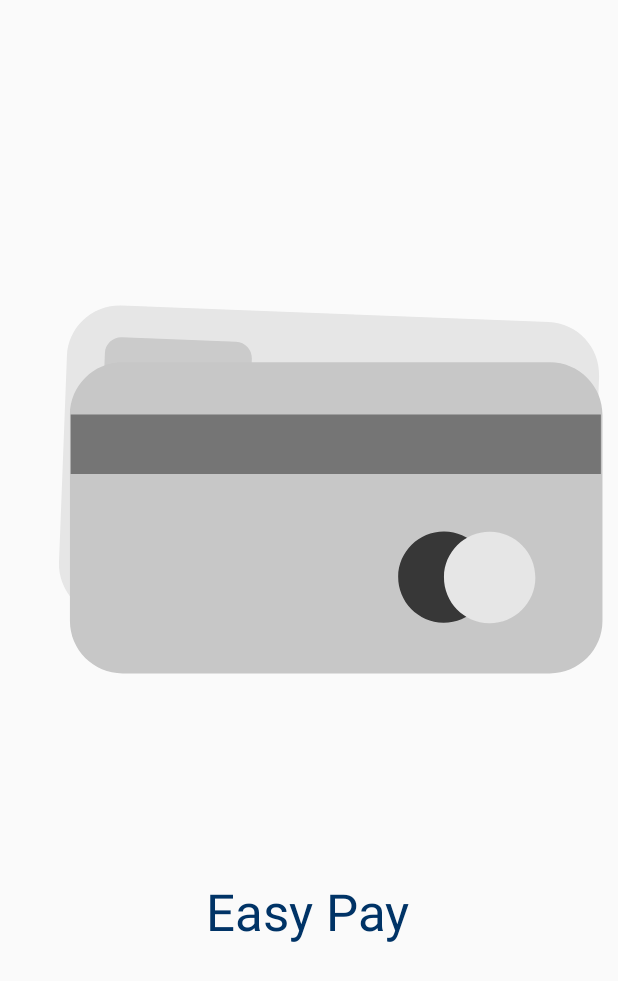
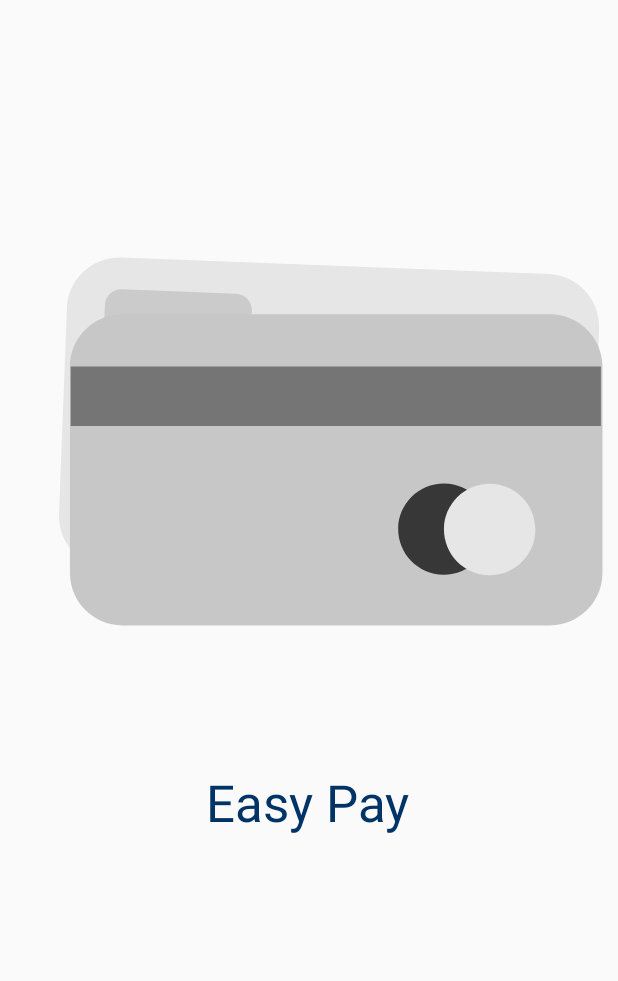
Before and after one commit to baharkarami/Mobile_And_Landline_Charging, an Android app: the SplashActivity screen opened directly, with no data from a screen before it, on a phone screen of 412 x 824 dp. Shown: the top 981 px of the screen. Run offline under Robolectric (Android 15) with nearby library versions, the phone set to English and light mode, and no system bars.

Commit message:
apk released.

```diff
--- a/app/src/main/res/layout/activity_splash.xml
+++ b/app/src/main/res/layout/activity_splash.xml
@@ -11,7 +11,6 @@
         android:layout_width="wrap_content"
         android:layout_height="wrap_content"
 
-        android:layout_marginTop="32dp"
         android:foregroundGravity="center_vertical|center|center_horizontal"
         app:layout_constraintEnd_toEndOf="parent"
         app:layout_constraintHorizontal_bias="1.0"
@@ -34,5 +33,5 @@
         app:layout_constraintHorizontal_bias="0.497"
         app:layout_constraintStart_toStartOf="parent"
         app:layout_constraintTop_toBottomOf="@+id/payAnimationView"
-        app:layout_constraintVertical_bias="0.202" />
+        app:layout_constraintVertical_bias="0.0" />
 </androidx.constraintlayout.widget.ConstraintLayout>
```
